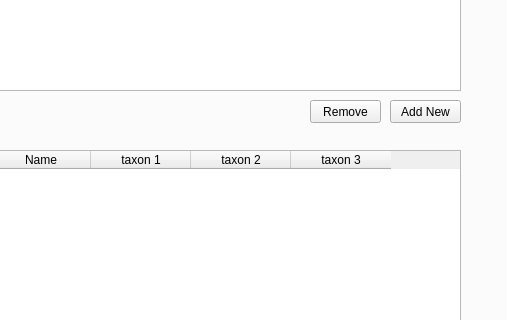
The window that MSA_QGIS_dialog_base.ui (ThyavdBerg/MSA-Q) describes before a commit, drawn with Qt 5; both pictures show x 162 to 669 and y 226 to 546 of the 669 by 829 pixel window.
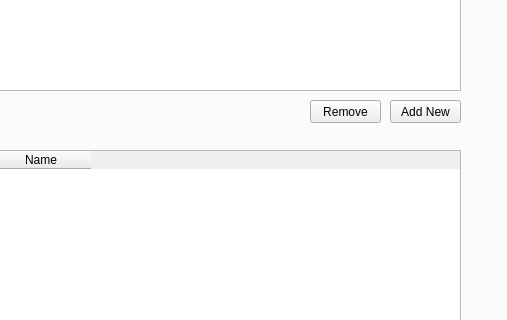
The same window after the commit. Custom widgets are drawn as their Qt base class.

Commit message: Adding a vegetation community to the UI now functional

The edit to the form file:
```diff
--- a/MSA_QGIS_dialog_base.ui
+++ b/MSA_QGIS_dialog_base.ui
@@ -453,21 +453,6 @@
        <string>Name</string>
       </property>
      </column>
-     <column>
-      <property name="text">
-       <string>taxon 1</string>
-      </property>
-     </column>
-     <column>
-      <property name="text">
-       <string>taxon 2</string>
-      </property>
-     </column>
-     <column>
-      <property name="text">
-       <string>taxon 3</string>
-      </property>
-     </column>
     </widget>
     <widget class="QPushButton" name="addNew_VegCom">
      <property name="geometry">
```
The commit also changes 4 other files.
